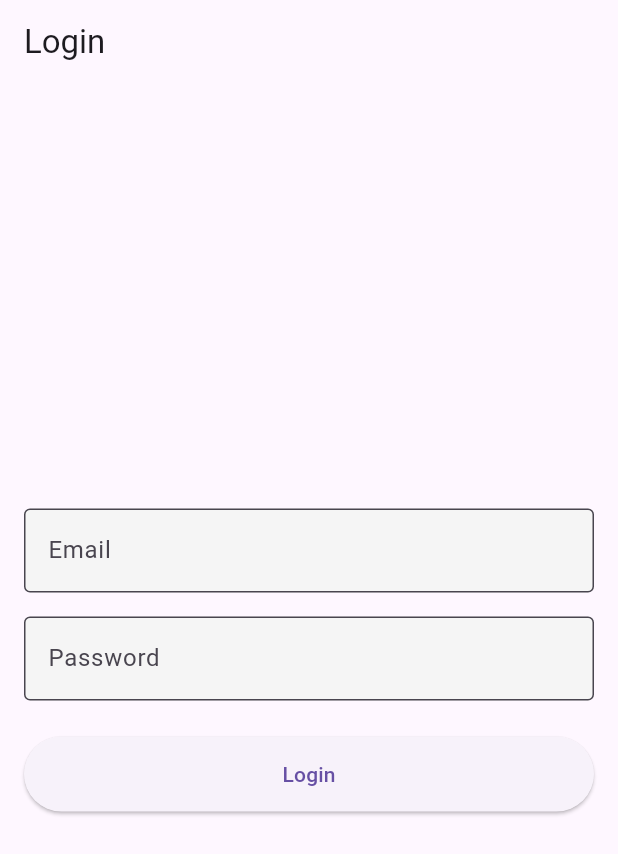
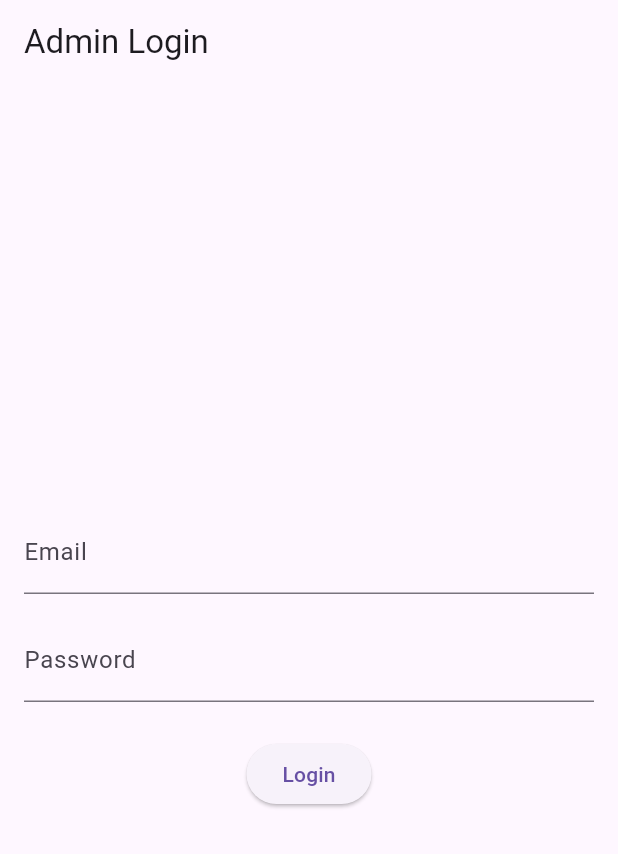
Before and after one commit to Iconoclast9000/skillbridge-community-app, a Flutter app: the screen it shows after launch, on a phone screen of 412 x 824 dp. Shown: the top 854 px of the screen. Run offline on Flutter 3.47's test engine with Material 3 defaults, Android fonts, the phone set to English and light mode, and no system bars; our stand-ins replace firebase_auth, firebase_core; accounts and stored records are empty.

Commit message:
Add navigation and route configuration for admin features

```diff
--- /dev/null
+++ b/lib/config/routes.dart
@@ -0,0 +1,25 @@
+import 'package:flutter/material.dart';
+import '../screens/admin_login_screen.dart';
+import '../screens/admin_dashboard_screen.dart';
+
+class AppRoutes {
+  static Map<String, WidgetBuilder> routes = {
+    '/admin/login': (context) => AdminLoginScreen(),
+    '/admin/dashboard': (context) => AdminDashboardScreen(),
+  };
+
+  static Route<dynamic>? onGenerateRoute(RouteSettings settings) {
+    // Add any dynamic route handling here
+    return null;
+  }
+
+  static Route<dynamic> onUnknownRoute(RouteSettings settings) {
+    return MaterialPageRoute(
+      builder: (context) => Scaffold(
+        body: Center(
+          child: Text('Page not found'),
+        ),
+      ),
+    );
+  }
+}
--- a/lib/main.dart
+++ b/lib/main.dart
@@ -1,38 +1,26 @@
 import 'package:flutter/material.dart';
-import 'screens/auth/login_screen.dart';
-import 'screens/home/home_screen.dart';
+import 'package:firebase_core/firebase_core.dart';
+import 'config/routes.dart';
 
-void main() {
-  runApp(SkillBridgeApp());
+void main() async {
+  WidgetsFlutterBinding.ensureInitialized();
+  await Firebase.initializeApp();
+  runApp(MyApp());
 }
 
-class SkillBridgeApp extends StatelessWidget {
+class MyApp extends StatelessWidget {
   @override
   Widget build(BuildContext context) {
     return MaterialApp(
-      title: 'SkillBridge',
+      title: 'SkillBridge Community',
       theme: ThemeData(
         primarySwatch: Colors.blue,
         visualDensity: VisualDensity.adaptivePlatformDensity,
-        cardTheme: CardTheme(
-          elevation: 2,
-          shape: RoundedRectangleBorder(
-            borderRadius: BorderRadius.circular(12),
-          ),
-        ),
-        inputDecorationTheme: InputDecorationTheme(
-          border: OutlineInputBorder(
-            borderRadius: BorderRadius.circular(8),
-          ),
-          filled: true,
-          fillColor: Colors.grey[100],
-        ),
       ),
-      initialRoute: '/login',
-      routes: {
-        '/login': (context) => LoginScreen(),
-        '/home': (context) => HomeScreen(),
-      },
+      routes: AppRoutes.routes,
+      onGenerateRoute: AppRoutes.onGenerateRoute,
+      onUnknownRoute: AppRoutes.onUnknownRoute,
+      initialRoute: '/admin/login', // For testing the admin login
     );
   }
 }
```
Also changed, not shown: lib/widgets/protected_route.dart (added, +28 -0 lines), pubspec.yaml (+9 -5 lines).
